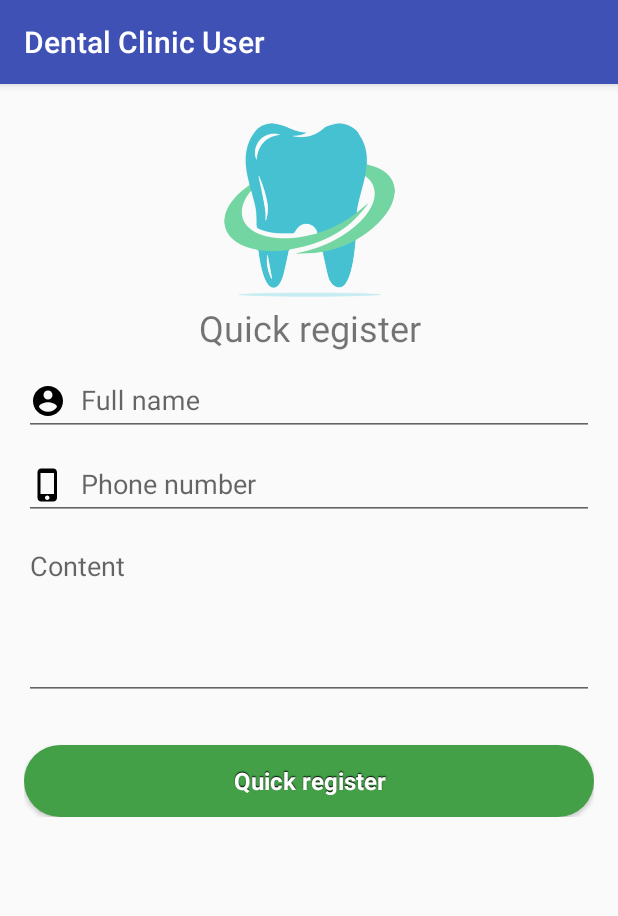
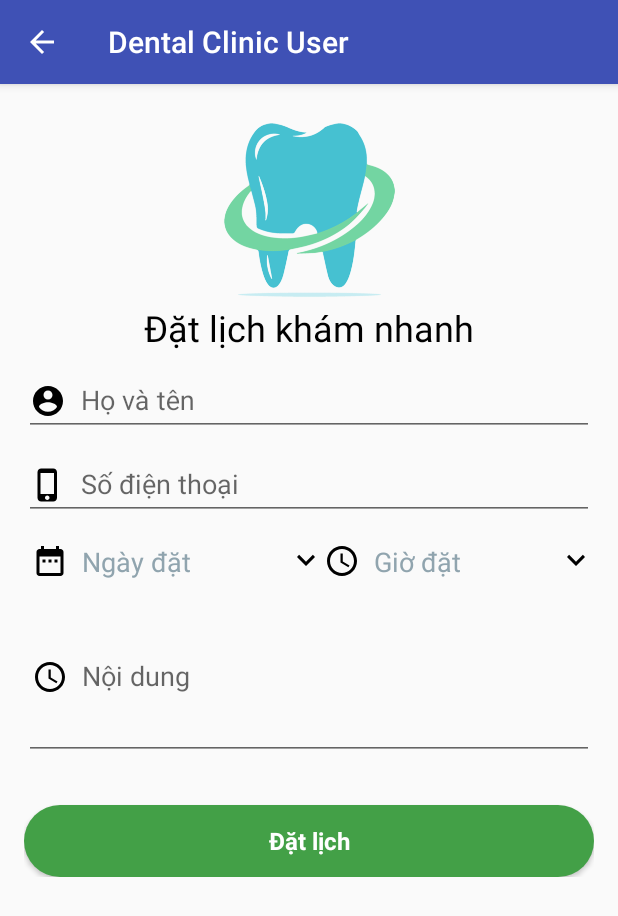
Before and after one commit to phantomkk/dentalclinic_user, an Android app: the QuickRegisterActivity screen opened directly, with no data from a screen before it, on a phone screen of 412 x 824 dp. Shown: the top 916 px of the screen. Run offline under Robolectric (Android 15) with nearby library versions, the phone set to English and light mode, and no system bars.

Commit message:
LucNS: register layout completely

```diff
--- a/app/build.gradle
+++ b/app/build.gradle
@@ -4,7 +4,7 @@ android {
     compileSdkVersion 27
     defaultConfig {
         applicationId "com.dentalclinic.capstone.dentalclinicuser"
-        minSdkVersion 23
+        minSdkVersion 24
         targetSdkVersion 27
         versionCode 1
         versionName "1.0"
--- /dev/null
+++ b/app/src/main/java/com/dentalclinic/capstone/activities/Appointment.java
@@ -0,0 +1,15 @@
+package com.dentalclinic.capstone.activities;
+
+import android.support.v7.app.AppCompatActivity;
+import android.os.Bundle;
+
+import com.dentalclinic.capstone.R;
+
+public class Appointment extends AppCompatActivity {
+
+    @Override
+    protected void onCreate(Bundle savedInstanceState) {
+        super.onCreate(savedInstanceState);
+        setContentView(R.layout.activity_appointment);
+    }
+}
--- a/app/src/main/java/com/dentalclinic/capstone/activities/QuickRegisterActivity.java
+++ b/app/src/main/java/com/dentalclinic/capstone/activities/QuickRegisterActivity.java
@@ -1,26 +1,78 @@
 package com.dentalclinic.capstone.activities;
 
+import android.app.DatePickerDialog;
+import android.app.TimePickerDialog;
+import android.support.v7.app.ActionBar;
 import android.support.v7.app.AppCompatActivity;
 import android.os.Bundle;
 import android.view.View;
+import android.widget.ArrayAdapter;
+import android.widget.DatePicker;
 import android.widget.EditText;
 import android.widget.ImageView;
+import android.widget.Spinner;
+import android.widget.TextView;
+import android.widget.TimePicker;
 
 import com.dentalclinic.capstone.R;
 
+import java.util.ArrayList;
+import java.util.Calendar;
+
 public class QuickRegisterActivity extends AppCompatActivity {
-private View tvPhone;
-private View tvFullname;
-private View edtPassword;
+    private View tvPhone;
+    private View tvFullname;
+    private View edtPassword;
+    private TextView tvDate;
+    private TextView tvTime;
+
     @Override
     protected void onCreate(Bundle savedInstanceState) {
         super.onCreate(savedInstanceState);
         setContentView(R.layout.activity_quick_register);
-        ImageView img = (ImageView)findViewById(R.id.img_logo_quick_register);
-            tvFullname= (EditText)findViewById(R.id.tv_fullname_quickregister);
-        tvPhone= (EditText)findViewById(R.id.tv_phone_quickregister);
+        ActionBar actionBar = getSupportActionBar();
+        actionBar.setDisplayHomeAsUpEnabled(true);
+        ImageView img = findViewById(R.id.img_logo_quick_register);
+        tvFullname = findViewById(R.id.tv_fullname_quickbook);
+        tvDate = findViewById(R.id.tv_date_quickbook);
+        tvTime = findViewById(R.id.tv_time_quickbook);
+        tvPhone = findViewById(R.id.tv_phone_quickbook);
         img.requestFocus();
         tvPhone.clearFocus();
         tvFullname.clearFocus();
+        final Calendar c = Calendar.getInstance();
+        int year = c.get(Calendar.YEAR);
+        int month = c.get(Calendar.MONTH);
+        int day = c.get(Calendar.DAY_OF_MONTH);
+        tvDate.setOnClickListener((view) ->
+        {
+            DatePickerDialog dialog = new DatePickerDialog(this, new DatePickerDialog.OnDateSetListener() {
+                @Override
+                public void onDateSet(DatePicker datePicker, int i, int i1, int i2) {
+                    tvDate.setText(day + "/" + month + "/" + year);
+                }
+            }, year, month, day);
+            dialog.show();
+        });
+        int hour = c.get(Calendar.HOUR_OF_DAY);
+        int minute = c.get(Calendar.MINUTE);
+        tvTime.setOnClickListener((view) ->
+        {
+            TimePickerDialog dialog = new TimePickerDialog(this, new TimePickerDialog.OnTimeSetListener() {
+                @Override
+                public void onTimeSet(TimePicker timePicker, int tHour, int tMinute) {
+                    tvTime.setText(tHour + ":" + tMinute);
+
+                }
+            }, hour, minute, true);
+            dialog.show();
+        });
+
     }
+    @Override
+    public boolean onSupportNavigateUp(){
+        finish();
+        return true;
+    }
+
 }
--- /dev/null
+++ b/app/src/main/res/drawable/ic_access_time_black_24dp.xml
@@ -0,0 +1,9 @@
+<vector xmlns:android="http://schemas.android.com/apk/res/android"
+        android:width="24dp"
+        android:height="24dp"
+        android:viewportWidth="24.0"
+        android:viewportHeight="24.0">
+    <path
+        android:fillColor="#FF000000"
+        android:pathData="M11.99,2C6.47,2 2,6.48 2,12s4.47,10 9.99,10C17.52,22 22,17.52 22,12S17.52,2 11.99,2zM12,20c-4.42,0 -8,-3.58 -8,-8s3.58,-8 8,-8 8,3.58 8,8 -3.58,8 -8,8zM12.5,7H11v6l5.25,3.15 0.75,-1.23 -4.5,-2.67z"/>
+</vector>
--- /dev/null
+++ b/app/src/main/res/drawable/ic_date_range_black_24dp.xml
@@ -0,0 +1,9 @@
+<vector xmlns:android="http://schemas.android.com/apk/res/android"
+        android:width="24dp"
+        android:height="24dp"
+        android:viewportWidth="24.0"
+        android:viewportHeight="24.0">
+    <path
+        android:fillColor="#FF000000"
+        android:pathData="M9,11L7,11v2h2v-2zM13,11h-2v2h2v-2zM17,11h-2v2h2v-2zM19,4h-1L18,2h-2v2L8,4L8,2L6,2v2L5,4c-1.11,0 -1.99,0.9 -1.99,2L3,20c0,1.1 0.89,2 2,2h14c1.1,0 2,-0.9 2,-2L21,6c0,-1.1 -0.9,-2 -2,-2zM19,20L5,20L5,9h14v11z"/>
+</vector>
--- /dev/null
+++ b/app/src/main/res/drawable/ic_perm_contact_calendar_black_24dp.xml
@@ -0,0 +1,9 @@
+<vector xmlns:android="http://schemas.android.com/apk/res/android"
+        android:width="24dp"
+        android:height="24dp"
+        android:viewportWidth="24.0"
+        android:viewportHeight="24.0">
+    <path
+        android:fillColor="#FF000000"
+        android:pathData="M19,3h-1L18,1h-2v2L8,3L8,1L6,1v2L5,3c-1.11,0 -2,0.9 -2,2v14c0,1.1 0.89,2 2,2h14c1.1,0 2,-0.9 2,-2L21,5c0,-1.1 -0.9,-2 -2,-2zM12,6c1.66,0 3,1.34 3,3s-1.34,3 -3,3 -3,-1.34 -3,-3 1.34,-3 3,-3zM18,18L6,18v-1c0,-2 4,-3.1 6,-3.1s6,1.1 6,3.1v1z"/>
+</vector>
--- /dev/null
+++ b/app/src/main/res/layout/activity_appointment.xml
@@ -0,0 +1,9 @@
+<?xml version="1.0" encoding="utf-8"?>
+<android.support.constraint.ConstraintLayout xmlns:android="http://schemas.android.com/apk/res/android"
+    xmlns:app="http://schemas.android.com/apk/res-auto"
+    xmlns:tools="http://schemas.android.com/tools"
+    android:layout_width="match_parent"
+    android:layout_height="match_parent"
+    tools:context="com.dentalclinic.capstone.activities.Appointment">
+
+</android.support.constraint.ConstraintLayout>
--- a/app/src/main/res/layout/activity_quick_register.xml
+++ b/app/src/main/res/layout/activity_quick_register.xml
@@ -4,14 +4,14 @@
     xmlns:tools="http://schemas.android.com/tools"
 
     android:layout_width="match_parent"
-    android:layout_height="wrap_content" >
+    android:layout_height="wrap_content">
 
     <LinearLayout
         android:layout_width="match_parent"
         android:layout_height="match_parent"
         android:orientation="vertical"
         android:padding="16dp"
-        tools:context="com.dentalclinic.capstone.activities.QuickRegisterActivity">
+        tools:context="com.dentalclinic.capstone.activities.quickbookActivity">
 
 
         <LinearLayout
@@ -32,9 +32,9 @@
                 android:layout_width="match_parent"
                 android:layout_height="wrap_content"
                 android:gravity="center"
-                android:text="@string/tv_quickregister"
+                android:text="@string/label_title_quickbook"
                 android:textSize="24sp"
-
+                android:textColor="@color/color_black"
                 />
 
             <android.support.design.widget.TextInputLayout
@@ -42,12 +42,12 @@
                 android:layout_height="wrap_content">
 
                 <AutoCompleteTextView
-                    android:id="@+id/tv_fullname_quickregister"
+                    android:id="@+id/tv_fullname_quickbook"
                     android:layout_width="match_parent"
                     android:layout_height="wrap_content"
+                    android:drawablePadding="10dp"
                     android:drawableStart="@drawable/ic_account_circle_black_24dp"
-                    android:drawablePadding="10dp"
-                    android:hint="@string/tv_promt_fullname"
+                    android:hint="@string/label_fullname_quickbook"
                     android:inputType="text"
                     android:maxLines="1"
                     android:singleLine="true" />
@@ -59,35 +59,73 @@
                 android:layout_height="wrap_content">
 
                 <AutoCompleteTextView
-                    android:id="@+id/tv_phone_quickregister"
+                    android:id="@+id/tv_phone_quickbook"
                     android:layout_width="match_parent"
                     android:layout_height="wrap_content"
-                    android:drawableLeft="@drawable/ic_phone_iphone_black_24dp"
+                    android:drawableStart="@drawable/ic_phone_iphone_black_24dp"
                     android:drawablePadding="10dp"
-                    android:hint="@string/tv_promt_phone"
+                    android:hint="@string/label_phone_quickbook"
                     android:inputType="textEmailAddress"
                     android:maxLines="1"
                     android:singleLine="true" />
 
             </android.support.design.widget.TextInputLayout>
 
+            <LinearLayout
+                android:layout_width="match_parent"
+                android:layout_height="wrap_content"
+                android:layout_marginTop="15dp"
+                android:layoutDirection="ltr"
+                android:weightSum="100"
+                android:orientation="horizontal">
+                    <TextView
+                        android:id="@+id/tv_date_quickbook"
+                        android:layout_width="wrap_content"
+                        android:layout_height="wrap_content"
+                        android:layout_weight="50"
+                        android:drawableStart="@drawable/ic_date_range_black_24dp"
+                        android:paddingStart="5dp"
+                        android:drawablePadding="9dp"
+                        android:textColor="@color/color_blue_grey_300"
+                        android:clickable="true"
+                        android:focusable="true"
+                        android:drawableEnd="@drawable/ic_keyboard_arrow_down_black_24dp"
+                        android:text="@string/label_date_quickbook"
+                        android:textSize="18sp" />
+
+                    <TextView
+                        android:id="@+id/tv_time_quickbook"
+                        android:layout_width="wrap_content"
+                        android:layout_height="wrap_content"
+                        android:layout_weight="50"
+                        android:textColor="@color/color_blue_grey_300"
+                        android:clickable="true"
+                        android:focusable="true"
+                        android:drawableStart="@drawable/ic_access_time_black_24dp"
+                        android:drawablePadding="9dp"
+                        android:drawableEnd="@drawable/ic_keyboard_arrow_down_black_24dp"
+                        android:text="@string/label_time_quickbook"
+                        android:textSize="18sp" />
+
+            </LinearLayout>
             <android.support.design.widget.TextInputLayout
                 android:layout_width="match_parent"
                 android:layout_height="wrap_content">
 
                 <AutoCompleteTextView
-                    android:id="@+id/compl_tv_content_quickregister"
+                    android:id="@+id/compl_tv_content_quickbook"
                     android:layout_width="match_parent"
                     android:layout_height="wrap_content"
-                    android:gravity="top"
-                    android:hint="@string/tv_promt_content"
                     android:inputType="textCapSentences|textMultiLine"
                     android:maxLength="2000"
                     android:maxLines="6"
+                    android:paddingStart="5dp"
+                    android:hint="@string/label_content_quickbook"
                     android:minLines="4"
-                    android:singleLine="true"
-
-                    />
+                    android:drawablePadding="9dp"
+                    android:layout_gravity="top|left"
+                    android:drawableLeft="@drawable/ic_access_time_black_24dp"
+                    android:singleLine="true" />
 
             </android.support.design.widget.TextInputLayout>
 
@@ -97,7 +135,7 @@
                 android:layout_height="wrap_content"
                 android:layout_gravity="center"
                 android:layout_marginTop="30dp"
-                android:text="@string/btn_quickregister" />
+                android:text="@string/label_button_book_quickbook" />
         </LinearLayout>
 
 
--- a/app/src/main/res/values/strings.xml
+++ b/app/src/main/res/values/strings.xml
@@ -44,10 +44,17 @@
     <string name="history_appointment_title">History Appointment Fragment</string>
     <string name="text_make_quickly_appointment">Make appointment</string>
     <!-- Quick register section -->
-    <string name="tv_quickregister">Quick register</string>
+    <string name="tv_quickbook">Quick book appointment</string>
     <string name="tv_promt_fullname">Full name</string>
     <string name="tv_promt_phone">Phone number</string>
-    <string name="tv_promt_content">Content</string>
-    <string name="btn_quickregister">Quick register</string>
-
+    <string name="tv_promt_content">Nội dung</string>
+    <string name="btn_quickbook">Quick book appointment</string>
+<!--Book appointment-->
+    <string name="label_title_quickbook">Đặt lịch khám nhanh</string>
+    <string name="label_fullname_quickbook">Họ và tên</string>
+    <string name="label_phone_quickbook">Số điện thoại</string>
+    <string name="label_date_quickbook">Ngày đặt</string>
+    <string name="label_time_quickbook">Giờ đặt</string>
+    <string name="label_content_quickbook">Nội dung</string>
+    <string name="label_button_book_quickbook">Đặt lịch</string>
 </resources>
--- a/app/src/main/res/values/styles.xml
+++ b/app/src/main/res/values/styles.xml
@@ -27,10 +27,10 @@
     <style name="custom_button_green" parent="@android:style/Widget.Button">
         <item name="android:gravity">center_vertical|center_horizontal</item>
         <item name="android:textColor">#FFFFFFFF</item>
-        <item name="android:shadowColor">#FF000000</item>
-        <item name="android:shadowDx">0</item>
-        <item name="android:shadowDy">-1</item>
-        <item name="android:shadowRadius">0.2</item>
+        <!--<item name="android:shadowColor">#FF000000</item>-->
+        <!--<item name="android:shadowDx">0</item>-->
+        <!--<item name="android:shadowDy">-1</item>-->
+        <!--<item name="android:shadowRadius">0.2</item>-->
         <item name="android:textSize">16sp</item>
         <item name="android:textStyle">bold</item>
         <item name="android:background">@drawable/ripple_effect</item>
```
